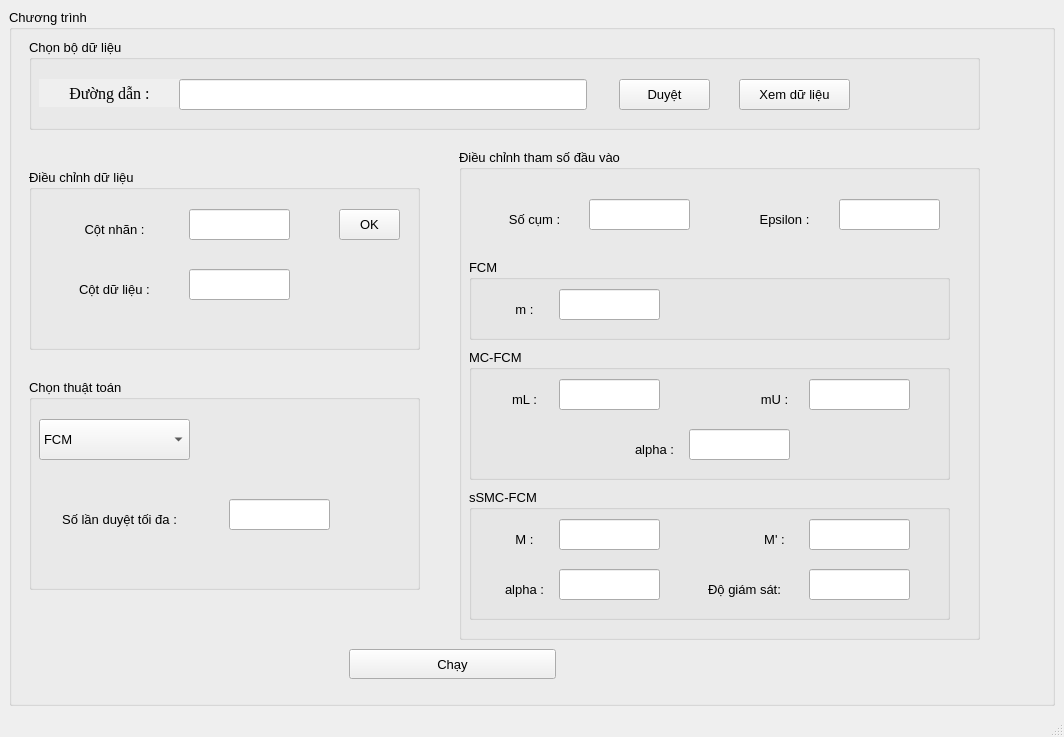
The window that designer/Project1_UI.ui (QuanBKIT1/Project1) describes before a commit, drawn with Qt 5.
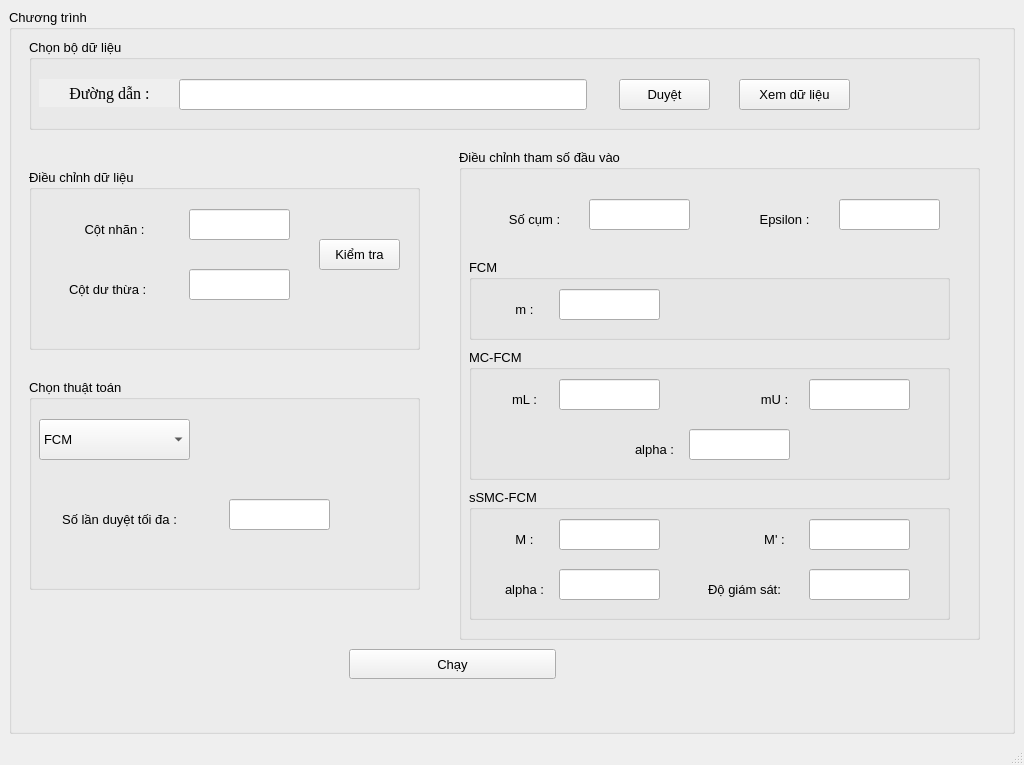
The same window after the commit.

Diff of the .ui file:
```diff
--- a/designer/Project1_UI.ui
+++ b/designer/Project1_UI.ui
@@ -6,8 +6,8 @@
    <rect>
     <x>0</x>
     <y>0</y>
-    <width>1064</width>
-    <height>737</height>
+    <width>1024</width>
+    <height>765</height>
    </rect>
   </property>
   <property name="windowTitle">
@@ -67,14 +67,14 @@
        <widget class="QLabel" name="label_4">
         <property name="geometry">
          <rect>
-          <x>50</x>
+          <x>40</x>
           <y>100</y>
-          <width>91</width>
+          <width>101</width>
           <height>41</height>
          </rect>
         </property>
         <property name="text">
-         <string>Cột dữ liệu :</string>
+         <string>Cột dư thừa :</string>
         </property>
        </widget>
        <widget class="QLineEdit" name="colLabelText">
@@ -100,14 +100,14 @@
        <widget class="QPushButton" name="okButton">
         <property name="geometry">
          <rect>
-          <x>310</x>
-          <y>40</y>
-          <width>61</width>
+          <x>290</x>
+          <y>70</y>
+          <width>81</width>
           <height>31</height>
          </rect>
         </property>
         <property name="text">
-         <string>OK</string>
+         <string>Kiểm tra</string>
         </property>
        </widget>
       </widget>
```
Left out of the diff: 47 changed lines with no effect on the pictures.
